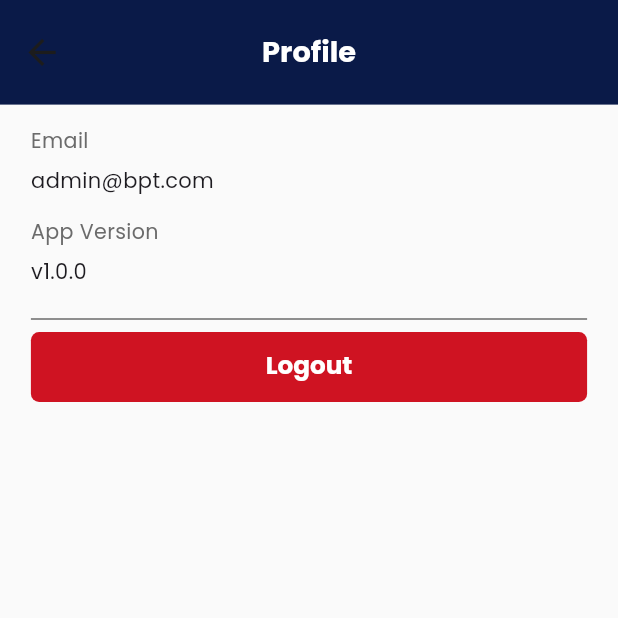
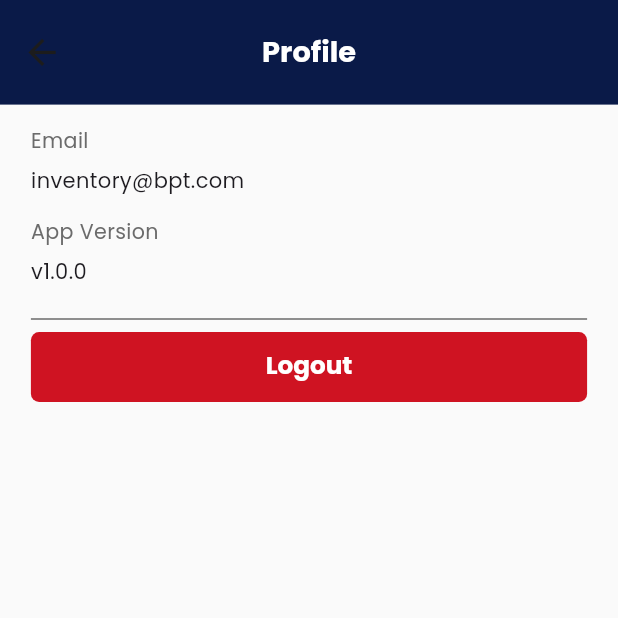
Before and after one commit to adambahtiarf/bpt_inventory, a Flutter app: the ProfilePage screen opened directly, on a phone screen of 412 x 824 dp, the top half of it. Run offline on Flutter 3.47's test engine with Material 3 defaults, Android fonts, the phone set to English and light mode, and no system bars; our stand-ins replace cached_network_image, carousel_slider, connectivity_plus, dio, font_awesome_flutter, get and 12 more; missing offline and left inert: mobile_scanner; accounts and stored records are empty.

Commit message:
fixing bug

```diff
--- a/lib/modules/borrow/controllers/borrow_controller.dart
+++ b/lib/modules/borrow/controllers/borrow_controller.dart
@@ -50,7 +50,7 @@ class BorrowController extends GetxController {
             'borrow_date': UtilDate.formatDate(now),
             'expected_return_date': createTransaction.value.expectedReturnDateTxtCtrl.text,
             'status': "BORROWED",
-            'purpose': createTransaction.value.notesCtrl.text,
+            'purpose': createTransaction.value.purposeTxtCtrl.text,
             'note': createTransaction.value.notesCtrl.text,
           }
         ]);
--- a/lib/modules/borrow/pages/borrow_page.dart
+++ b/lib/modules/borrow/pages/borrow_page.dart
@@ -134,7 +134,7 @@ class _BorrowPageState extends State<BorrowPage> {
                                       AppUtil.unfocus();
                                       final categoryOptions = controller.employees.map((employee) {
                                         return {
-                                          'label': '${employee.name} -r ${employee.department}',
+                                          'label': '${employee.name} - ${employee.department}',
                                           'value': employee.id,
                                         };
                                       }).toList();
--- a/lib/modules/profile/pages/profile_page.dart
+++ b/lib/modules/profile/pages/profile_page.dart
@@ -41,7 +41,7 @@ class ProfilePage extends StatelessWidget {
                     height: 5.sp,
                   ),
                   AppText.google(
-                    text: "admin@bpt.com",
+                    text: "inventory@bpt.com",
                   ),
                 ],
               ),
--- a/lib/modules/transaction/controllers/transaction_controller.dart
+++ b/lib/modules/transaction/controllers/transaction_controller.dart
@@ -6,6 +6,7 @@ import 'package:supabase_flutter/supabase_flutter.dart';
 
 import '../../../components/message/message.dart';
 import '../../../core/constant/app_enums.dart';
+import '../../../core/utils/date_util.dart';
 import '../../../data/models/transaction_model.dart';
 import '../../../data/type/message_params.dart';
 import '../../../main.dart';
@@ -81,10 +82,12 @@ class TransactionController extends GetxController {
 
       await supabase.from('transaction').update({
         'status': "RETURNED",
+        'actual_return_date': UtilDate.formatDate(DateTime.now()),
       }).eq('id', transactionId);
 
       await supabase.from('assets').update({
         'condition': status,
+        'status': "AVAILABLE"
       }).eq('id', assetId);
 
       Get.back(
```
Also changed, not shown: 1 other file.
